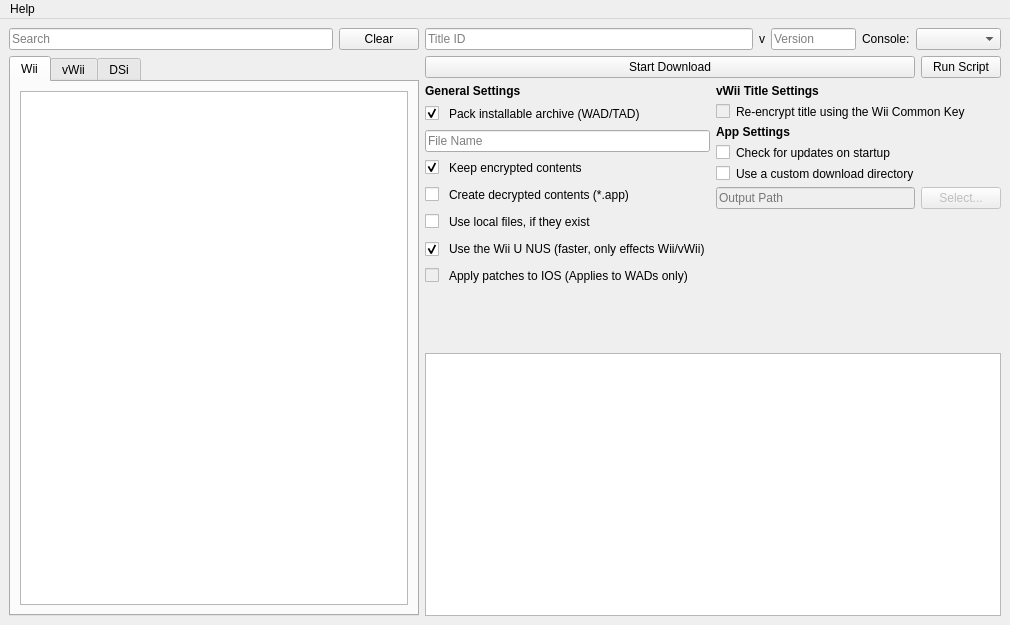
Qt form qt/ui/MainMenu.ui (NinjaCheetah/NUSGet) before a commit.
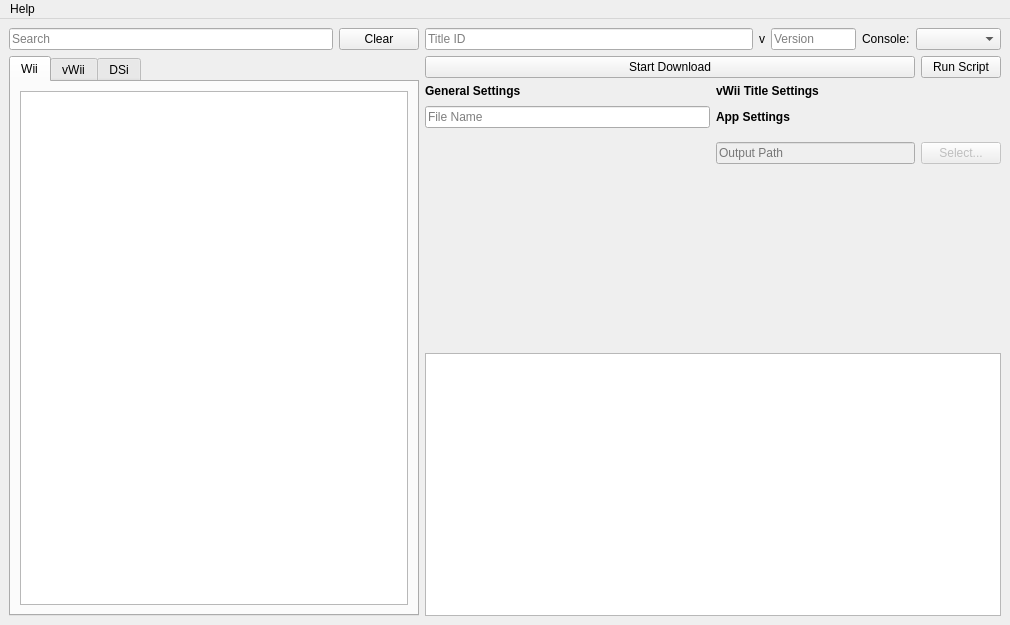
The same form after that commit. Icons and pictures are not drawn. Custom widgets are drawn as their Qt base class.

Commit message: Added custom QSS to make NUSGet look nice and pretty (still WIP) Massive thanks to Isla and Alex from WiiLink for making all the styling I'm using here.

The edit to the form file:
```diff
--- a/qt/ui/MainMenu.ui
+++ b/qt/ui/MainMenu.ui
@@ -222,7 +222,7 @@
         <item>
          <layout class="QVBoxLayout" name="verticalLayout_7">
           <property name="spacing">
-           <number>5</number>
+           <number>4</number>
           </property>
           <property name="sizeConstraint">
            <enum>QLayout::SizeConstraint::SetMinimumSize</enum>
@@ -240,43 +240,7 @@
            </widget>
           </item>
           <item>
-           <layout class="QHBoxLayout" name="pack_archive_row">
-            <property name="spacing">
-             <number>10</number>
-            </property>
-            <item>
-             <widget class="QCheckBox" name="pack_archive_chkbox">
-              <property name="sizePolicy">
-               <sizepolicy hsizetype="Maximum" vsizetype="Fixed">
-                <horstretch>0</horstretch>
-                <verstretch>0</verstretch>
-               </sizepolicy>
-              </property>
-              <property name="text">
-               <string notr="true"/>
-              </property>
-              <property name="checked">
-               <bool>true</bool>
-              </property>
-             </widget>
-            </item>
-            <item>
-             <widget class="QLabel" name="pack_archive_chkbox_lbl">
-              <property name="sizePolicy">
-               <sizepolicy hsizetype="Preferred" vsizetype="MinimumExpanding">
-                <horstretch>0</horstretch>
-                <verstretch>0</verstretch>
-               </sizepolicy>
-              </property>
-              <property name="text">
-               <string>Pack installable archive (WAD/TAD)</string>
-              </property>
-              <property name="wordWrap">
-               <bool>true</bool>
-              </property>
-             </widget>
-            </item>
-           </layout>
+           <widget class="WrapCheckboxWidget" name="pack_archive_checkbox" native="true"/>
           </item>
           <item>
            <widget class="QLineEdit" name="archive_file_entry">
@@ -289,205 +253,23 @@
            </widget>
           </item>
           <item>
-           <layout class="QHBoxLayout" name="keep_enc_row">
-            <property name="spacing">
-             <number>10</number>
-            </property>
-            <item>
-             <widget class="QCheckBox" name="keep_enc_chkbox">
-              <property name="sizePolicy">
-               <sizepolicy hsizetype="Maximum" vsizetype="Fixed">
-                <horstretch>0</horstretch>
-                <verstretch>0</verstretch>
-               </sizepolicy>
-              </property>
-              <property name="text">
-               <string notr="true"/>
-              </property>
-              <property name="checked">
-               <bool>true</bool>
-              </property>
-             </widget>
-            </item>
-            <item>
-             <widget class="QLabel" name="keep_enc_chkbox_lbl">
-              <property name="sizePolicy">
-               <sizepolicy hsizetype="Preferred" vsizetype="MinimumExpanding">
-                <horstretch>0</horstretch>
-                <verstretch>0</verstretch>
-               </sizepolicy>
-              </property>
-              <property name="text">
-               <string>Keep encrypted contents</string>
-              </property>
-              <property name="wordWrap">
-               <bool>true</bool>
-              </property>
-             </widget>
-            </item>
-           </layout>
+           <widget class="WrapCheckboxWidget" name="keep_enc_checkbox" native="true"/>
           </item>
           <item>
-           <layout class="QHBoxLayout" name="create_dec_row">
-            <property name="spacing">
-             <number>10</number>
-            </property>
-            <item>
-             <widget class="QCheckBox" name="create_dec_chkbox">
-              <property name="sizePolicy">
-               <sizepolicy hsizetype="Maximum" vsizetype="Fixed">
-                <horstretch>0</horstretch>
-                <verstretch>0</verstretch>
-               </sizepolicy>
-              </property>
-              <property name="text">
-               <string notr="true"/>
-              </property>
-             </widget>
-            </item>
-            <item>
-             <widget class="QLabel" name="create_dec_chkbox_lbl">
-              <property name="sizePolicy">
-               <sizepolicy hsizetype="Preferred" vsizetype="MinimumExpanding">
-                <horstretch>0</horstretch>
-                <verstretch>0</verstretch>
-               </sizepolicy>
-              </property>
-              <property name="text">
-               <string>Create decrypted contents (*.app)</string>
-              </property>
-              <property name="wordWrap">
-               <bool>true</bool>
-              </property>
-             </widget>
-            </item>
-           </layout>
+           <widget class="WrapCheckboxWidget" name="create_dec_checkbox" native="true"/>
           </item>
           <item>
-           <layout class="QHBoxLayout" name="use_local_row">
-            <property name="spacing">
-             <number>10</number>
-            </property>
-            <item>
-             <widget class="QCheckBox" name="use_local_chkbox">
-              <property name="enabled">
-               <bool>true</bool>
-              </property>
-              <property name="sizePolicy">
-               <sizepolicy hsizetype="Maximum" vsizetype="Fixed">
-                <horstretch>0</horstretch>
-                <verstretch>0</verstretch>
-               </sizepolicy>
-              </property>
-              <property name="text">
-               <string notr="true"/>
-              </property>
-             </widget>
-            </item>
-            <item>
-             <widget class="QLabel" name="use_local_chkbox_lbl">
-              <property name="sizePolicy">
-               <sizepolicy hsizetype="Preferred" vsizetype="MinimumExpanding">
-                <horstretch>0</horstretch>
-                <verstretch>0</verstretch>
-               </sizepolicy>
-              </property>
-              <property name="text">
-               <string>Use local files, if they exist</string>
-              </property>
-              <property name="wordWrap">
-               <bool>true</bool>
-              </property>
-             </widget>
-            </item>
-           </layout>
+           <widget class="WrapCheckboxWidget" name="use_local_checkbox" native="true"/>
           </item>
           <item>
-           <layout class="QHBoxLayout" name="use_wiiu_nus_row">
-            <property name="spacing">
-             <number>10</number>
-            </property>
-            <property name="sizeConstraint">
-             <enum>QLayout::SizeConstraint::SetDefaultConstraint</enum>
-            </property>
-            <item>
-             <widget class="QCheckBox" name="use_wiiu_nus_chkbox">
-              <property name="sizePolicy">
-               <sizepolicy hsizetype="Maximum" vsizetype="Expanding">
-                <horstretch>0</horstretch>
-                <verstretch>0</verstretch>
-               </sizepolicy>
-              </property>
-              <property name="layoutDirection">
-               <enum>Qt::LayoutDirection::LeftToRight</enum>
-              </property>
-              <property name="text">
-               <string notr="true"/>
-              </property>
-              <property name="checked">
-               <bool>true</bool>
-              </property>
-             </widget>
-            </item>
-            <item>
-             <widget class="QLabel" name="use_wiiu_nus_chkbox_lbl">
-              <property name="sizePolicy">
-               <sizepolicy hsizetype="Preferred" vsizetype="MinimumExpanding">
-                <horstretch>0</horstretch>
-                <verstretch>0</verstretch>
-               </sizepolicy>
-              </property>
-              <property name="text">
-               <string>Use the Wii U NUS (faster, only effects Wii/vWii)</string>
-              </property>
-              <property name="wordWrap">
-               <bool>true</bool>
-              </property>
-             </widget>
-            </item>
-           </layout>
+           <widget class="WrapCheckboxWidget" name="use_wiiu_nus_checkbox" native="true"/>
           </item>
           <item>
-           <layout class="QHBoxLayout" name="patch_ios_row">
-            <property name="spacing">
-             <number>10</number>
+           <widget class="WrapCheckboxWidget" name="patch_ios_checkbox" native="true">
+            <property name="enabled">
+             <bool>false</bool>
             </property>
-            <item>
-             <widget class="QCheckBox" name="patch_ios_chkbox">
-              <property name="enabled">
-               <bool>false</bool>
-              </property>
-              <property name="sizePolicy">
-               <sizepolicy hsizetype="Maximum" vsizetype="Fixed">
-                <horstretch>0</horstretch>
-                <verstretch>0</verstretch>
-               </sizepolicy>
-              </property>
-              <property name="text">
-               <string notr="true"/>
-              </property>
-             </widget>
-            </item>
-            <item>
-             <widget class="QLabel" name="patch_ios_chkbox_lbl">
-              <property name="enabled">
-               <bool>true</bool>
-              </property>
-              <property name="sizePolicy">
-               <sizepolicy hsizetype="Preferred" vsizetype="MinimumExpanding">
-                <horstretch>0</horstretch>
-                <verstretch>0</verstretch>
-               </sizepolicy>
-              </property>
-              <property name="text">
-               <string>Apply patches to IOS (Applies to WADs only)</string>
-              </property>
-              <property name="wordWrap">
-               <bool>true</bool>
-              </property>
-             </widget>
-            </item>
-           </layout>
+           </widget>
           </item>
           <item>
            <spacer name="verticalSpacer_2">
@@ -495,7 +277,7 @@
              <enum>Qt::Orientation::Vertical</enum>
             </property>
             <property name="sizeType">
-             <enum>QSizePolicy::Policy::Ignored</enum>
+             <enum>QSizePolicy::Policy::Expanding</enum>
             </property>
             <property name="sizeHint" stdset="0">
              <size>
@@ -541,43 +323,11 @@
            </widget>
           </item>
           <item>
-           <layout class="QHBoxLayout" name="pack_vwii_mode_row">
-            <item>
-             <widget class="QCheckBox" name="pack_vwii_mode_chkbox">
-              <property name="enabled">
-               <bool>false</bool>
-              </property>
-              <property name="sizePolicy">
-               <sizepolicy hsizetype="Maximum" vsizetype="Fixed">
-                <horstretch>0</horstretch>
-                <verstretch>0</verstretch>
-               </sizepolicy>
-              </property>
-              <property name="text">
-               <string notr="true"/>
-              </property>
-             </widget>
-            </item>
-            <item>
-             <widget class="QLabel" name="pack_vwii_mode_chkbox_lbl">
-              <property name="enabled">
-               <bool>true</bool>
-              </property>
-              <property name="sizePolicy">
-               <sizepolicy hsizetype="Preferred" vsizetype="Preferred">
-                <horstretch>0</horstretch>
-                <verstretch>0</verstretch>
-               </sizepolicy>
-              </property>
-              <property name="text">
-               <string>Re-encrypt title using the Wii Common Key</string>
-              </property>
-              <property name="wordWrap">
-               <bool>true</bool>
-              </property>
-             </widget>
-            </item>
-           </layout>
+           <widget class="WrapCheckboxWidget" name="pack_vwii_mode_checkbox" native="true">
+            <property name="enabled">
+             <bool>false</bool>
+            </property>
+           </widget>
           </item>
           <item>
            <widget class="QLabel" name="label_2">
@@ -592,52 +342,10 @@
            </widget>
           </item>
           <item>
-           <layout class="QHBoxLayout" name="auto_update_row">
-            <item>
-             <widget class="QCheckBox" name="auto_update_chkbox">
-              <property name="sizePolicy">
-               <sizepolicy hsizetype="Maximum" vsizetype="Fixed">
-                <horstretch>0</horstretch>
-                <verstretch>0</verstretch>
-               </sizepolicy>
-              </property>
-              <property name="text">
-               <string/>
-              </property>
-             </widget>
-            </item>
-            <item>
-             <widget class="QLabel" name="auto_update_chkbox_lbl">
-              <property name="text">
-               <string>Check for updates on startup</string>
-              </property>
-             </widget>
-            </item>
-           </layout>
+           <widget class="WrapCheckboxWidget" name="auto_update_checkbox" native="true"/>
           </item>
           <item>
-           <layout class="QHBoxLayout" name="custom_out_dir_row">
-            <item>
-             <widget class="QCheckBox" name="custom_out_dir_chkbox">
-              <property name="sizePolicy">
-               <sizepolicy hsizetype="Maximum" vsizetype="Fixed">
-                <horstretch>0</horstretch>
-                <verstretch>0</verstretch>
-               </sizepolicy>
-              </property>
-              <property name="text">
-               <string/>
-              </property>
-             </widget>
-            </item>
-            <item>
-             <widget class="QLabel" name="custom_out_dir_chkbox_lbl">
-              <property name="text">
-               <string>Use a custom download directory</string>
-              </property>
-             </widget>
-            </item>
-           </layout>
+           <widget class="WrapCheckboxWidget" name="custom_out_dir_checkbox" native="true"/>
           </item>
           <item>
            <layout class="QHBoxLayout" name="custom_out_dir_entry_row">
@@ -669,7 +377,7 @@
              <enum>Qt::Orientation::Vertical</enum>
             </property>
             <property name="sizeType">
-             <enum>QSizePolicy::Policy::MinimumExpanding</enum>
+             <enum>QSizePolicy::Policy::Expanding</enum>
             </property>
             <property name="sizeHint" stdset="0">
              <size>
@@ -762,6 +470,14 @@
    </property>
   </action>
  </widget>
+ <customwidgets>
+  <customwidget>
+   <class>WrapCheckboxWidget</class>
+   <extends>QWidget</extends>
+   <header>qt/py/ui_WrapCheckboxWidget</header>
+   <container>1</container>
+  </customwidget>
+ </customwidgets>
  <resources/>
  <connections/>
 </ui>
```
The commit also changes 18 other files.
